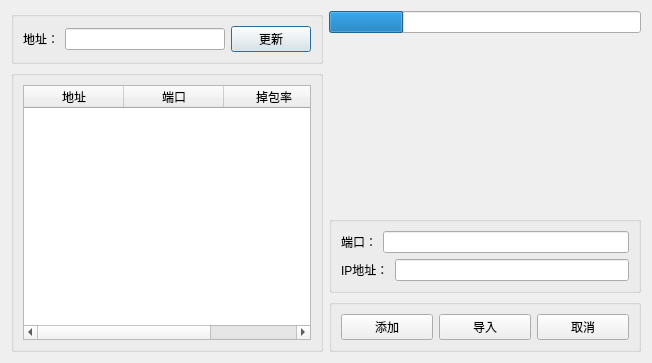
First picture: the form in gui/uitemplate/proxymanagedlg.ui, repository crazypoo/geniusbar-reserver, before the edit.
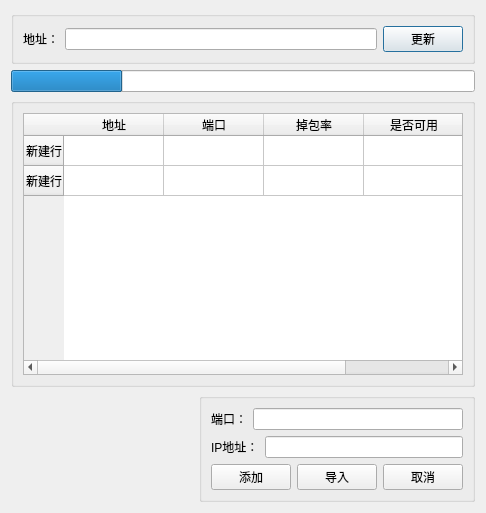
Second picture: the form after the edit. Custom widgets are drawn as their Qt base class.

The edit to the form file:
```diff
--- a/gui/uitemplate/proxymanagedlg.ui
+++ b/gui/uitemplate/proxymanagedlg.ui
@@ -6,18 +6,14 @@
    <rect>
     <x>0</x>
     <y>0</y>
-    <width>652</width>
-    <height>363</height>
+    <width>486</width>
+    <height>513</height>
    </rect>
   </property>
   <property name="windowTitle">
    <string>代理管理</string>
   </property>
-  <layout class="QHBoxLayout" name="horizontalLayout_7">
-   <item>
-    <layout class="QHBoxLayout" name="horizontalLayout_6">
-     <item>
-      <layout class="QVBoxLayout" name="verticalLayout_5">
+  <layout class="QVBoxLayout" name="verticalLayout_4">
        <item>
         <widget class="QGroupBox" name="groupBox_2">
          <property name="title">
@@ -49,38 +45,6 @@
         </widget>
        </item>
        <item>
-        <widget class="QGroupBox" name="groupBox">
-         <property name="title">
-          <string/>
-         </property>
-         <layout class="QVBoxLayout" name="verticalLayout">
-          <item>
-           <widget class="QTableWidget" name="tableWidget">
-            <column>
-             <property name="text">
-              <string>地址</string>
-             </property>
-            </column>
-            <column>
-             <property name="text">
-              <string>端口</string>
-             </property>
-            </column>
-            <column>
-             <property name="text">
-              <string>掉包率</string>
-             </property>
-            </column>
-           </widget>
-          </item>
-         </layout>
-        </widget>
-       </item>
-      </layout>
-     </item>
-     <item>
-      <layout class="QVBoxLayout" name="verticalLayout_7">
-       <item>
         <widget class="QProgressBar" name="progressBar">
          <property name="value">
           <number>24</number>
@@ -91,30 +55,71 @@
         </widget>
        </item>
        <item>
-        <spacer name="verticalSpacer">
+    <widget class="QGroupBox" name="groupBox">
+     <property name="title">
+      <string/>
+     </property>
+     <layout class="QVBoxLayout" name="verticalLayout_3">
+      <item>
+       <widget class="TableWidget" name="tableWidget">
+        <row>
+         <property name="text">
+          <string>新建行</string>
+         </property>
+        </row>
+        <row>
+         <property name="text">
+          <string>新建行</string>
+         </property>
+        </row>
+        <column>
+         <property name="text">
+          <string>地址</string>
+         </property>
+        </column>
+        <column>
+         <property name="text">
+          <string>端口</string>
+         </property>
+        </column>
+        <column>
+         <property name="text">
+          <string>掉包率</string>
+         </property>
+        </column>
+        <column>
+         <property name="text">
+          <string>是否可用</string>
+         </property>
+        </column>
+       </widget>
+      </item>
+     </layout>
+    </widget>
+   </item>
+   <item>
+    <layout class="QHBoxLayout" name="horizontalLayout_5">
+     <item>
+      <spacer name="horizontalSpacer">
          <property name="orientation">
-          <enum>Qt::Vertical</enum>
+        <enum>Qt::Horizontal</enum>
          </property>
          <property name="sizeHint" stdset="0">
           <size>
-           <width>20</width>
-           <height>40</height>
+         <width>40</width>
+         <height>20</height>
           </size>
          </property>
         </spacer>
        </item>
        <item>
-        <layout class="QVBoxLayout" name="verticalLayout_6">
-         <item>
           <widget class="QGroupBox" name="groupBox_4">
            <property name="title">
             <string/>
            </property>
-           <layout class="QVBoxLayout" name="verticalLayout_4">
+       <layout class="QVBoxLayout" name="verticalLayout">
             <item>
-             <layout class="QVBoxLayout" name="verticalLayout_3">
-              <item>
-               <layout class="QHBoxLayout" name="horizontalLayout_4">
+         <layout class="QHBoxLayout" name="horizontalLayout_2">
                 <item>
                  <widget class="QLabel" name="label_3">
                   <property name="text">
@@ -123,12 +128,12 @@
                  </widget>
                 </item>
                 <item>
-                 <widget class="QLineEdit" name="lineEdit_3"/>
+           <widget class="QLineEdit" name="lEProxyIp"/>
                 </item>
                </layout>
               </item>
               <item>
-               <layout class="QHBoxLayout" name="horizontalLayout_5">
+         <layout class="QHBoxLayout" name="horizontalLayout_3">
                 <item>
                  <widget class="QLabel" name="label_2">
                   <property name="text">
@@ -137,25 +142,14 @@
                  </widget>
                 </item>
                 <item>
-                 <widget class="QLineEdit" name="lineEdit_2"/>
+           <widget class="QLineEdit" name="lEPort"/>
                 </item>
                </layout>
               </item>
-             </layout>
-            </item>
-           </layout>
-          </widget>
-         </item>
          <item>
-          <widget class="QGroupBox" name="groupBox_3">
-           <property name="title">
-            <string/>
-           </property>
-           <layout class="QHBoxLayout" name="horizontalLayout_3">
+         <layout class="QHBoxLayout" name="horizontalLayout_4">
             <item>
-             <layout class="QHBoxLayout" name="horizontalLayout_2">
-              <item>
-               <widget class="QPushButton" name="pushButton_2">
+           <widget class="QPushButton" name="pBAdd">
                 <property name="text">
                  <string>添加</string>
                 </property>
@@ -169,7 +163,7 @@
                </widget>
               </item>
               <item>
-               <widget class="QPushButton" name="pushButton_3">
+           <widget class="QPushButton" name="pBCancel">
                 <property name="text">
                  <string>取消</string>
                 </property>
@@ -183,11 +177,14 @@
         </layout>
        </item>
       </layout>
-     </item>
-    </layout>
-   </item>
-  </layout>
  </widget>
+ <customwidgets>
+  <customwidget>
+   <class>TableWidget</class>
+   <extends>QTableWidget</extends>
+   <header>tablewidget.h</header>
+  </customwidget>
+ </customwidgets>
  <resources/>
  <connections>
   <connection>
```
Left out of the diff: 16 changed lines with no effect on the pictures. Lines whose indentation alone changed are shown as unchanged.
